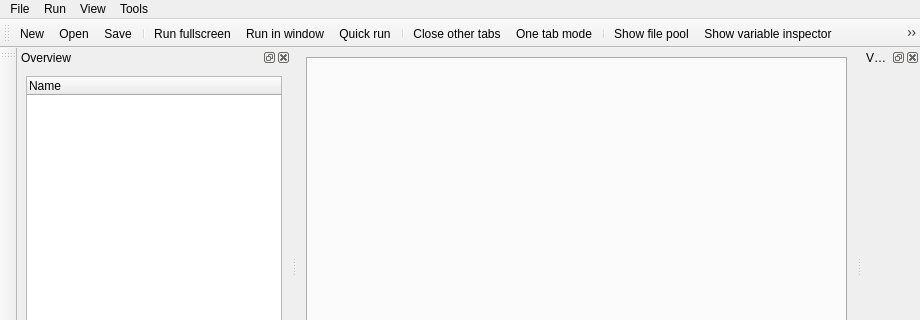
This is resources/ui/misc/main_window.ui in open-cogsci/OpenSesame as Qt 5 draws it before an edit; both pictures show x 0 to 920 and y 0 to 320 of the 920 by 773 pixel window. The edited form follows.
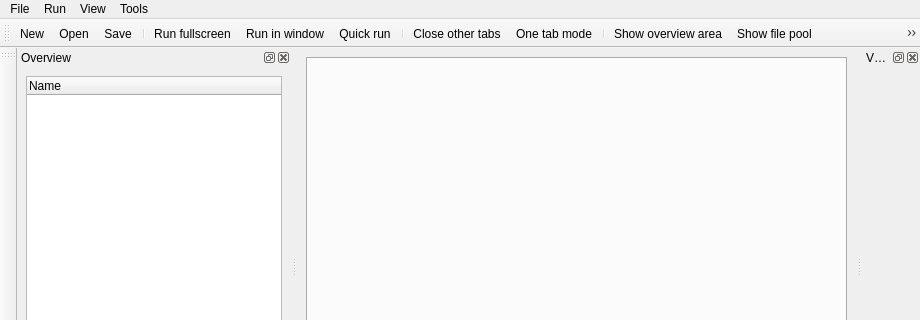
This is the edited form. Icons and pictures are not drawn. Custom widgets are drawn as their Qt base class.

Commit message: Add show-overview-area action to toolbar and improve icon

Patch:
```diff
--- a/resources/ui/misc/main_window.ui
+++ b/resources/ui/misc/main_window.ui
@@ -360,6 +360,7 @@
    <addaction name="action_close_other_tabs"/>
    <addaction name="action_onetabmode"/>
    <addaction name="separator"/>
+   <addaction name="action_show_overview"/>
    <addaction name="action_show_pool"/>
    <addaction name="action_show_variable_inspector"/>
    <addaction name="action_show_stdout"/>
```
The commit also changes 3 other files.
